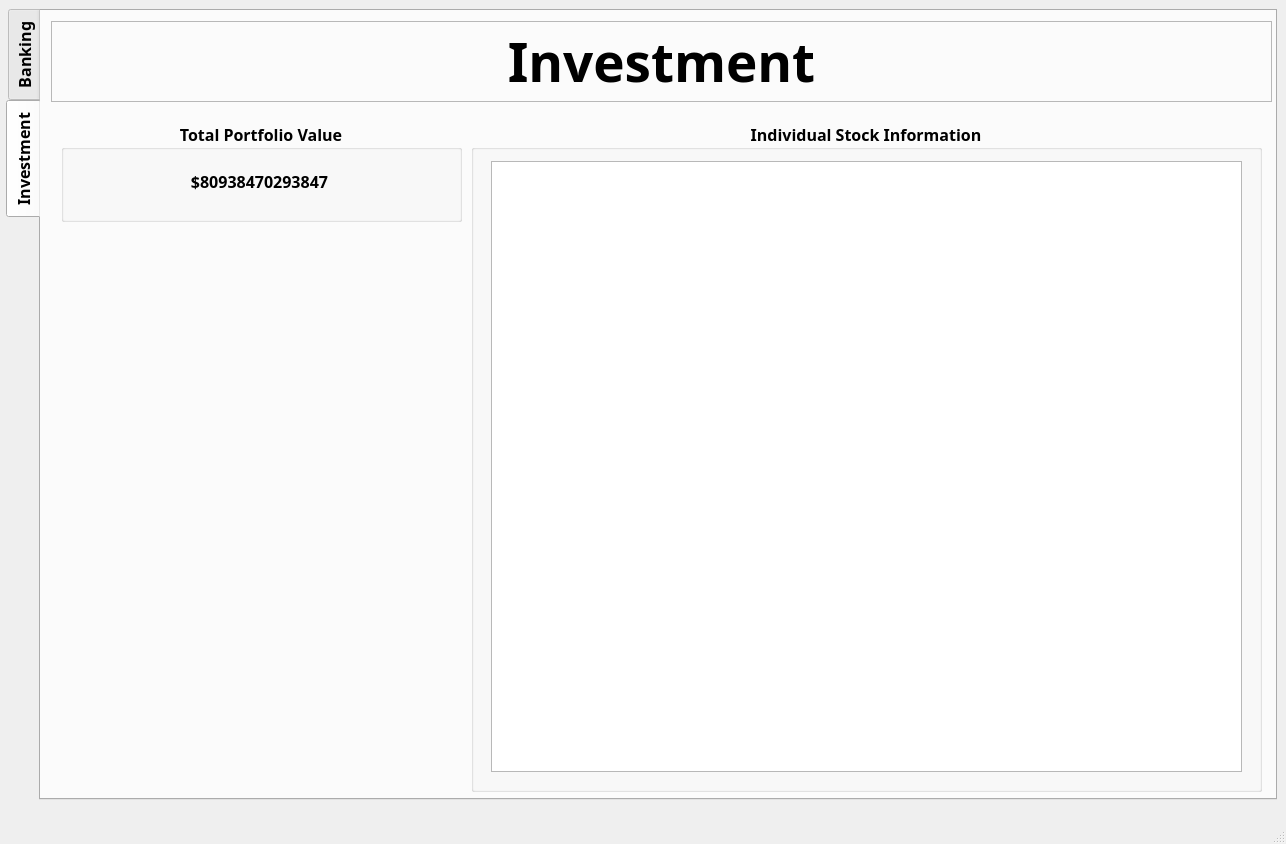
The window that mainwindow.ui (eedwards4/centsible) describes before a commit, drawn with Qt 5.
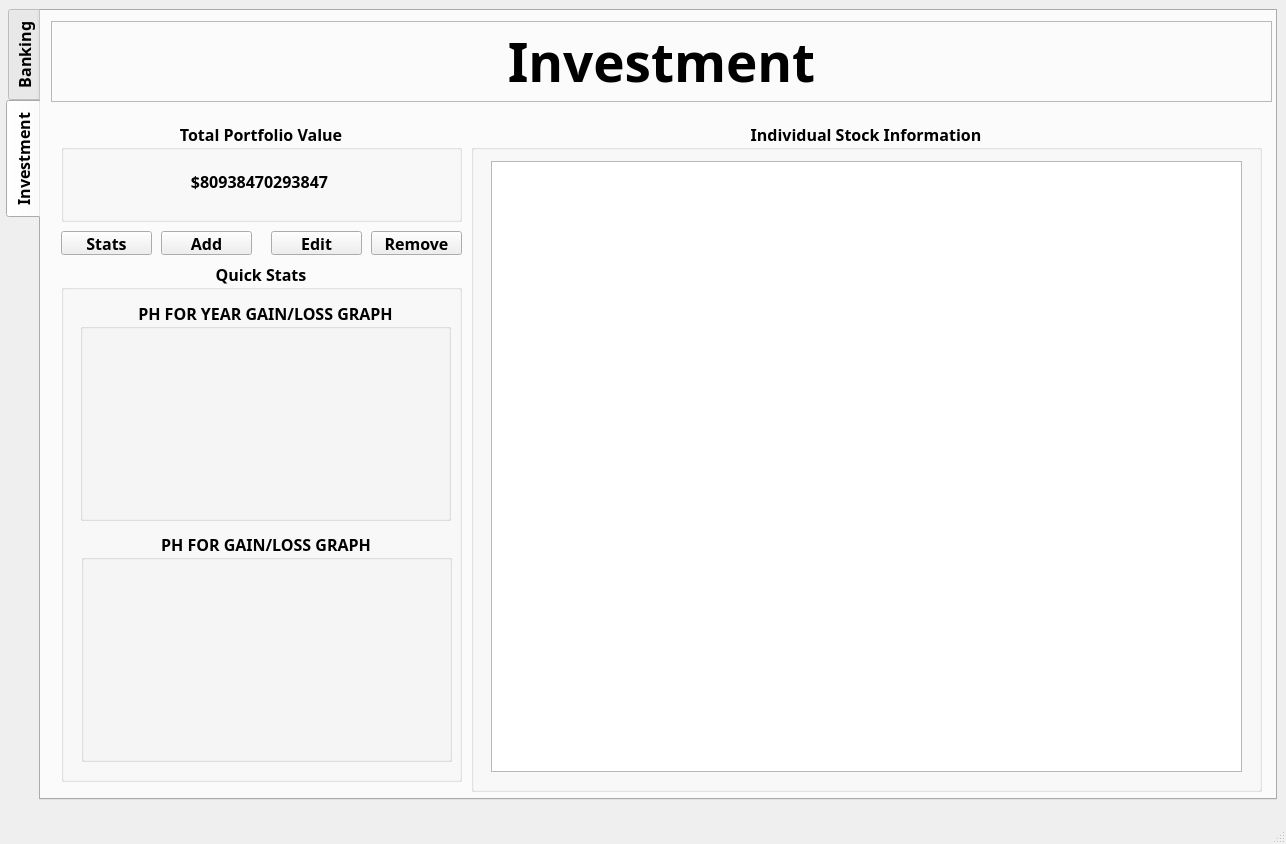
The same window after the commit. Icons and pictures are not drawn.

Commit message: Making UI look better, almost done with mainwindow investment tab

What changed in the file:
```diff
--- a/mainwindow.ui
+++ b/mainwindow.ui
@@ -202,6 +202,106 @@
        </property>
       </widget>
      </widget>
+     <widget class="QPushButton" name="pushButton">
+      <property name="geometry">
+       <rect>
+        <x>20</x>
+        <y>220</y>
+        <width>91</width>
+        <height>24</height>
+       </rect>
+      </property>
+      <property name="text">
+       <string>Stats</string>
+      </property>
+     </widget>
+     <widget class="QPushButton" name="pushButton_2">
+      <property name="geometry">
+       <rect>
+        <x>120</x>
+        <y>220</y>
+        <width>91</width>
+        <height>24</height>
+       </rect>
+      </property>
+      <property name="text">
+       <string>Add</string>
+      </property>
+     </widget>
+     <widget class="QPushButton" name="pushButton_3">
+      <property name="geometry">
+       <rect>
+        <x>230</x>
+        <y>220</y>
+        <width>91</width>
+        <height>24</height>
+       </rect>
+      </property>
+      <property name="text">
+       <string>Edit</string>
+      </property>
+     </widget>
+     <widget class="QPushButton" name="pushButton_4">
+      <property name="geometry">
+       <rect>
+        <x>330</x>
+        <y>220</y>
+        <width>91</width>
+        <height>24</height>
+       </rect>
+      </property>
+      <property name="text">
+       <string>Remove</string>
+      </property>
+     </widget>
+     <widget class="QGroupBox" name="groupBox_3">
+      <property name="geometry">
+       <rect>
+        <x>20</x>
+        <y>250</y>
+        <width>401</width>
+        <height>521</height>
+       </rect>
+      </property>
+      <property name="title">
+       <string>Quick Stats</string>
+      </property>
+      <property name="alignment">
+       <set>Qt::AlignCenter</set>
+      </property>
+      <widget class="QGroupBox" name="groupBox_4">
+       <property name="geometry">
+        <rect>
+         <x>19</x>
+         <y>39</y>
+         <width>371</width>
+         <height>221</height>
+        </rect>
+       </property>
+       <property name="title">
+        <string>PH FOR YEAR GAIN/LOSS GRAPH</string>
+       </property>
+       <property name="alignment">
+        <set>Qt::AlignCenter</set>
+       </property>
+      </widget>
+      <widget class="QGroupBox" name="groupBox_5">
+       <property name="geometry">
+        <rect>
+         <x>20</x>
+         <y>270</y>
+         <width>371</width>
+         <height>231</height>
+        </rect>
+       </property>
+       <property name="title">
+        <string>PH FOR GAIN/LOSS GRAPH</string>
+       </property>
+       <property name="alignment">
+        <set>Qt::AlignCenter</set>
+       </property>
+      </widget>
+     </widget>
     </widget>
    </widget>
   </widget>
```
